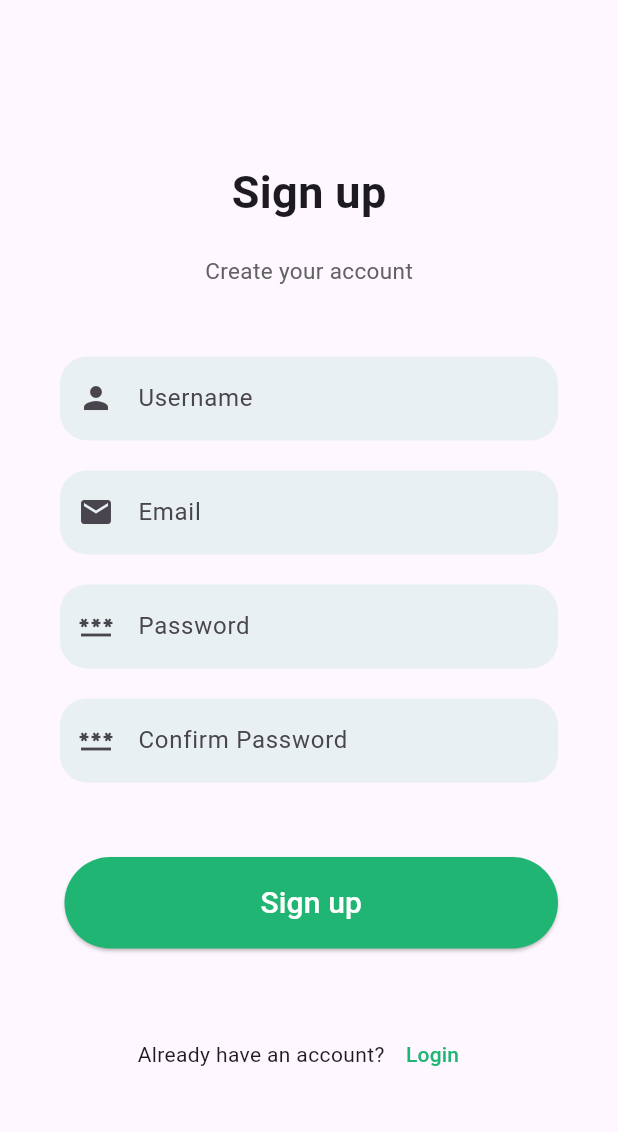
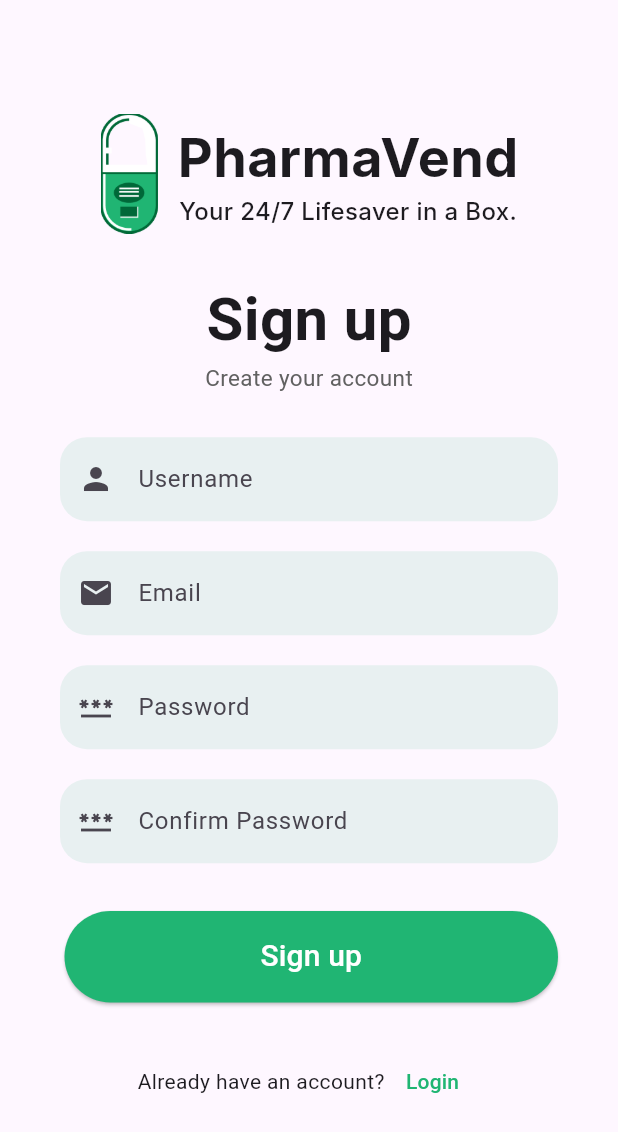
Before and after one commit to jeanpierrenashef/PharmaVend-app, a Flutter app: the screen it shows after launch, after a tap on "Login", after a tap on "Sign Up", on a phone screen of 412 x 824 dp. Shown: the top 1132 px of the screen. Run offline on Flutter 3.47's test engine with Material 3 defaults, Android fonts, the phone set to English and light mode, and no system bars; our stand-ins replace dio, firebase_auth, firebase_core, firebase_messaging, flutter_dotenv, flutter_local_notifications and 7 more; missing offline and left inert: flutter_polyline_points, flutter_stripe; accounts and stored records are empty; network calls fail; Roboto replaces fonts that are missing (Inter).

Commit message:
Changes and modifications to the app

```diff
--- a/lib/main.dart
+++ b/lib/main.dart
@@ -144,6 +144,7 @@ class _HomeState extends State<Home> {
                   backgroundColor: Colors.grey,
                   duration: const Duration(seconds: 3),
                   behavior: SnackBarBehavior.floating,
+                  margin: const EdgeInsets.only(bottom: 40),
                   shape: RoundedRectangleBorder(
                     borderRadius: BorderRadius.circular(10),
                   ),
--- a/lib/pages/login_page.dart
+++ b/lib/pages/login_page.dart
@@ -42,6 +42,8 @@ class LoginPage extends StatelessWidget {
           const SnackBar(
             content: Text("Google Sign-In Successful!"),
             backgroundColor: Colors.green,
+            behavior: SnackBarBehavior.floating,
+            margin: const EdgeInsets.only(bottom: 40),
           ),
         );
 
--- a/lib/pages/signup_page.dart
+++ b/lib/pages/signup_page.dart
@@ -27,18 +27,48 @@ class SignupPage extends StatelessWidget {
               mainAxisAlignment: MainAxisAlignment.spaceEvenly,
               crossAxisAlignment: CrossAxisAlignment.stretch,
               children: <Widget>[
+                SizedBox(height: 18),
+                Row(
+                  mainAxisAlignment: MainAxisAlignment.center,
+                  children: [
+                    Image(
+                      image: AssetImage("assets/logo.png"),
+                      height: 80.0,
+                      width: 40.0,
+                    ),
+                    SizedBox(width: 12),
+                    Column(
+                      children: [
+                        Text(
+                          "PharmaVend",
+                          style: TextStyle(
+                            fontFamily: "Inter",
+                            fontSize: 36,
+                            fontWeight: FontWeight.w700,
+                          ),
+                          textAlign: TextAlign.center,
+                        ),
+                        Text(
+                          "Your 24/7 Lifesaver in a Box.",
+                          style: TextStyle(
+                            fontFamily: "Inter",
+                            fontSize: 16,
+                            fontWeight: FontWeight.w500,
+                          ),
+                          textAlign: TextAlign.right,
+                        ),
+                      ],
+                    )
+                  ],
+                ),
                 Column(
                   children: <Widget>[
-                    const SizedBox(height: 60.0),
                     const Text(
                       "Sign up",
                       style: TextStyle(
-                        fontSize: 30,
+                        fontSize: 40,
                         fontWeight: FontWeight.bold,
                       ),
-                    ),
-                    const SizedBox(
-                      height: 20,
                     ),
                     Text(
                       "Create your account",
```
Also changed, not shown: lib/pages/cart_page.dart (+13 -6 lines), lib/pages/map_page.dart (+4 -4 lines), lib/services/stripe_service.dart (+45 -52 lines), lib/services/stripe_service1.dart (deleted, +0 -68 lines), 1 other file.
